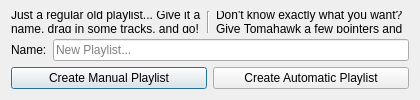
tomahawk-player/tomahawk, file src/libtomahawk/widgets/playlisttypeselectordlg.ui: the form before one commit.
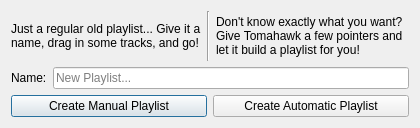
The form after the commit.

Commit message: * Fixed TWK-481: New Playlist dialog is too small.

The edit to the form file:
```diff
--- a/src/libtomahawk/widgets/playlisttypeselectordlg.ui
+++ b/src/libtomahawk/widgets/playlisttypeselectordlg.ui
@@ -7,7 +7,7 @@
     <x>0</x>
     <y>0</y>
     <width>420</width>
-    <height>100</height>
+    <height>128</height>
    </rect>
   </property>
   <property name="sizePolicy">
```
